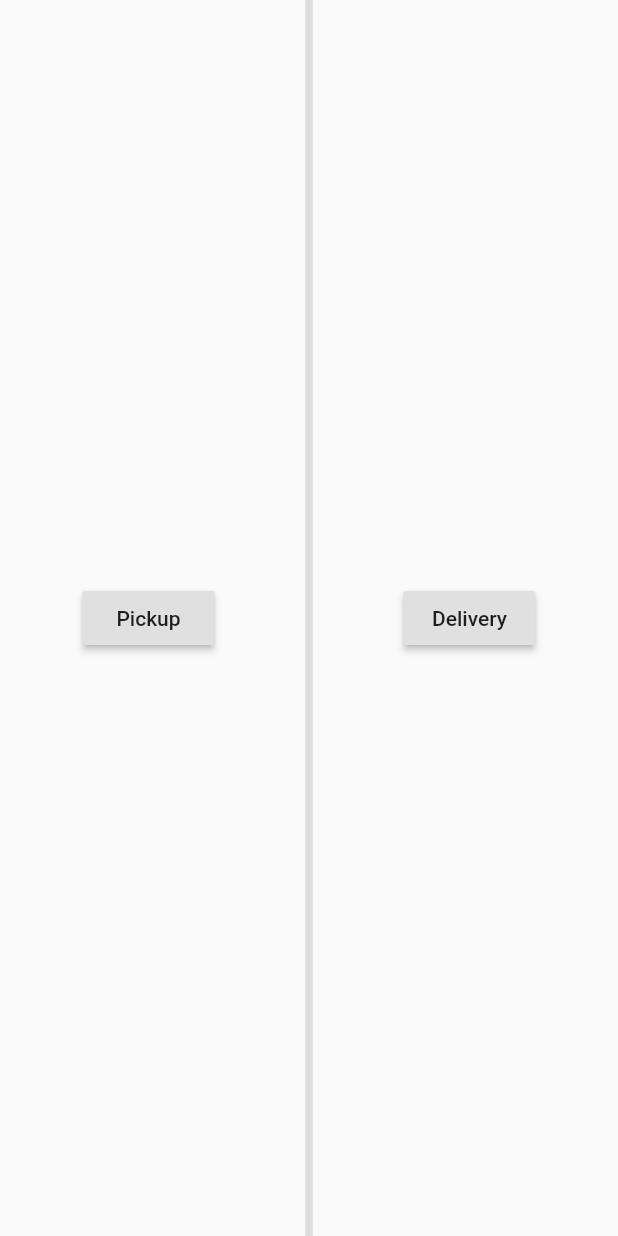
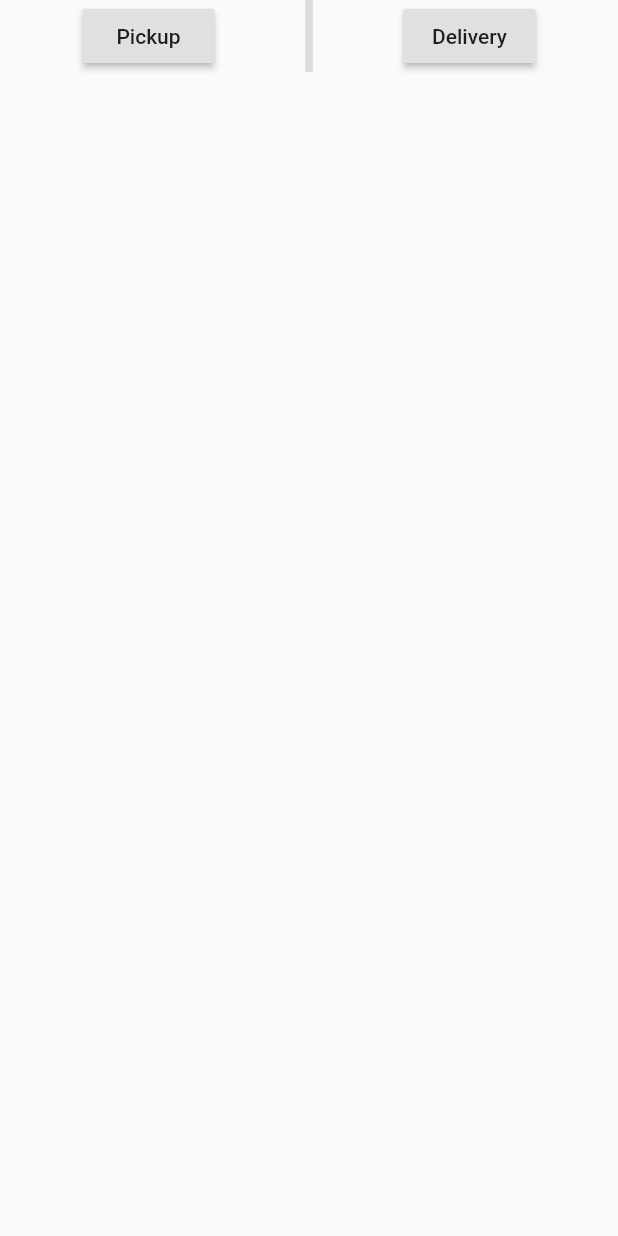
Before and after one commit to katisari/menu_sample_app, a Flutter app: the Example3 widget shown alone on an empty page, opened directly, on a phone screen of 412 x 824 dp. Run offline on Flutter 3.47's test engine with Material 2 defaults, Android fonts, the phone set to English and light mode, and no system bars.

Commit message:
update solution to reflect new changes in master

```diff
--- a/lib/main.dart
+++ b/lib/main.dart
@@ -32,10 +32,10 @@ class Menu extends StatelessWidget {
           title: Text('Menu Demo'),
         ),
         body: Padding(
-          padding: EdgeInsets.all(20),
+          padding: EdgeInsets.all(25.0),
           child: Column(
             children: [
-              // Modify and Insert code here
+              // Modify code here
               Example1(),
             ],
           ),
@@ -45,7 +45,9 @@ class Menu extends StatelessWidget {
   }
 }
 
-// Issue 1: Overflow Error
+// Fixed Issue 1: Overflow Error
+// Cause: Text was unconsrained, leading it to go off screen
+// Solution: Wrap Text in Exapnded
 class Example1 extends StatelessWidget {
   @override
   Widget build(BuildContext context) {
@@ -65,25 +67,33 @@ class Example1 extends StatelessWidget {
   }
 }
 
-// Issue 2: Viewport was given unbounded height Error
+// Fixed Issue 2: Viewport was given unbounded height Error
+// Cause : ListView's height constraint was inifinity, so no size was assigned
+// Solution: Wrap ListView in Expanded
 class Example2 extends StatelessWidget {
   @override
   Widget build(BuildContext context) {
-    return ListView(
+    return Expanded(
+      child: ListView(
         children: [
           MenuItem('🍔', 'Burger'),
           MenuItem('🍟', 'Fries'),
           MenuItem('🥤', 'Soda'),
         ],
+      ),
     );
   }
 }
 
-// Issue 3: VerticalDivider not shown
+// Fixed Issue 3: VerticalDivider not shown
+// Cause: VerticalDivider's height was 0 because Row's height was unconstrained
+// Solution: Wrap Row in SizedBox and give it a height
 class Example3 extends StatelessWidget {
   @override
   Widget build(BuildContext context) {
-    return Row(
+    return SizedBox(
+      height: 48.0,
+      child: Row(
         mainAxisAlignment: MainAxisAlignment.spaceEvenly,
         children: [
           RaisedButton(
@@ -107,6 +117,7 @@ class Example3 extends StatelessWidget {
             ),
           )
         ],
+      ),
     );
   }
 }
```
Lines whose indentation alone changed are shown as unchanged.
